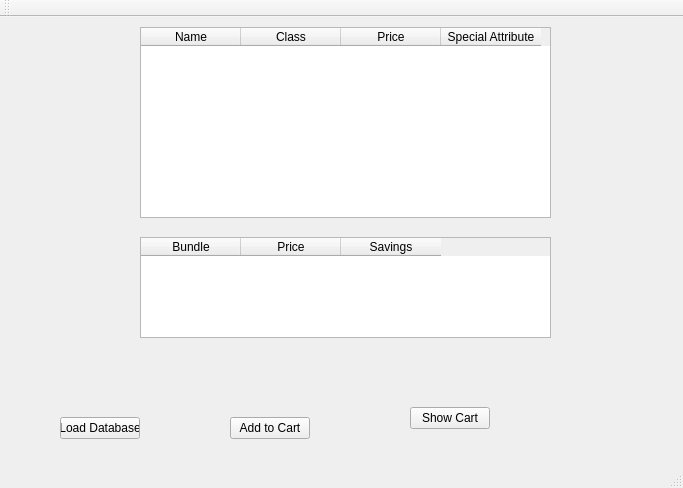
Qt form mainwindow.ui (Twicee/shopping_cart) before a commit.
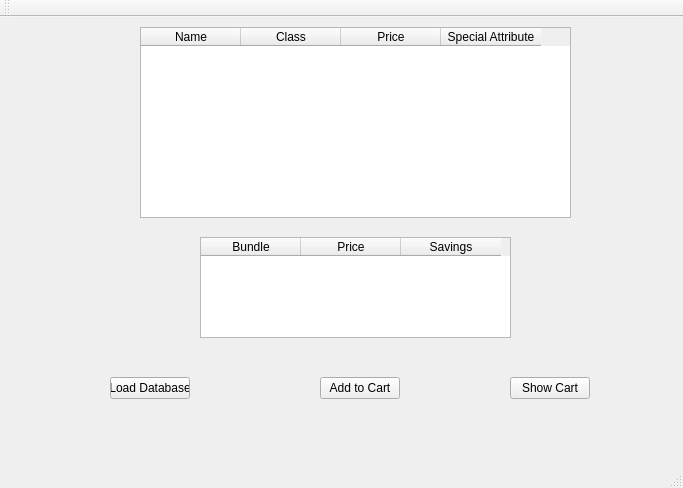
The same form after that commit.

```diff
--- a/mainwindow.ui
+++ b/mainwindow.ui
@@ -17,8 +17,8 @@
    <widget class="QPushButton" name="loadButton">
     <property name="geometry">
      <rect>
-      <x>60</x>
-      <y>400</y>
+      <x>110</x>
+      <y>360</y>
       <width>80</width>
       <height>22</height>
      </rect>
@@ -30,8 +30,8 @@
    <widget class="QPushButton" name="addCartButton">
     <property name="geometry">
      <rect>
-      <x>230</x>
-      <y>400</y>
+      <x>320</x>
+      <y>360</y>
       <width>80</width>
       <height>22</height>
      </rect>
@@ -43,8 +43,8 @@
    <widget class="QPushButton" name="showButton">
     <property name="geometry">
      <rect>
-      <x>410</x>
-      <y>390</y>
+      <x>510</x>
+      <y>360</y>
       <width>80</width>
       <height>22</height>
      </rect>
@@ -58,7 +58,7 @@
      <rect>
       <x>140</x>
       <y>10</y>
-      <width>411</width>
+      <width>431</width>
       <height>191</height>
      </rect>
     </property>
@@ -86,9 +86,9 @@
    <widget class="QTableWidget" name="tableWidget_2">
     <property name="geometry">
      <rect>
-      <x>140</x>
+      <x>200</x>
       <y>220</y>
-      <width>411</width>
+      <width>311</width>
       <height>101</height>
      </rect>
     </property>
```
